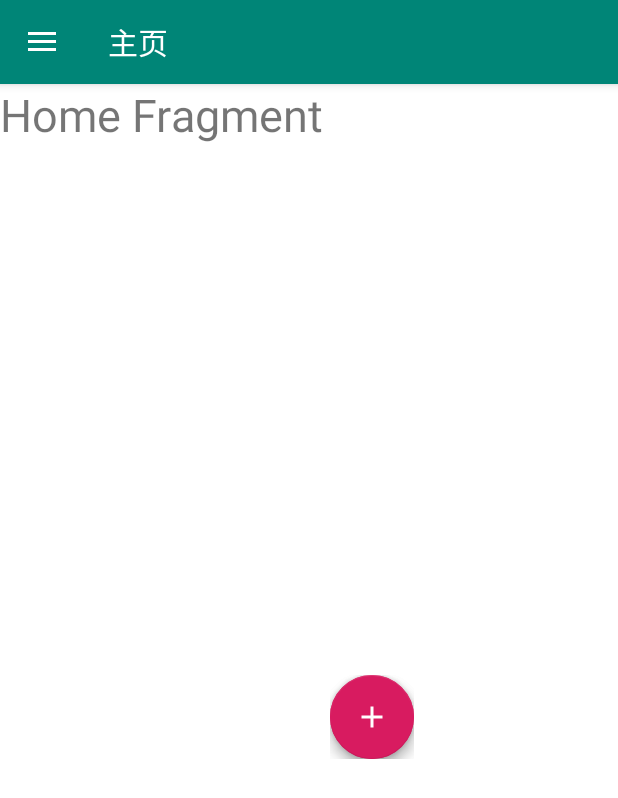
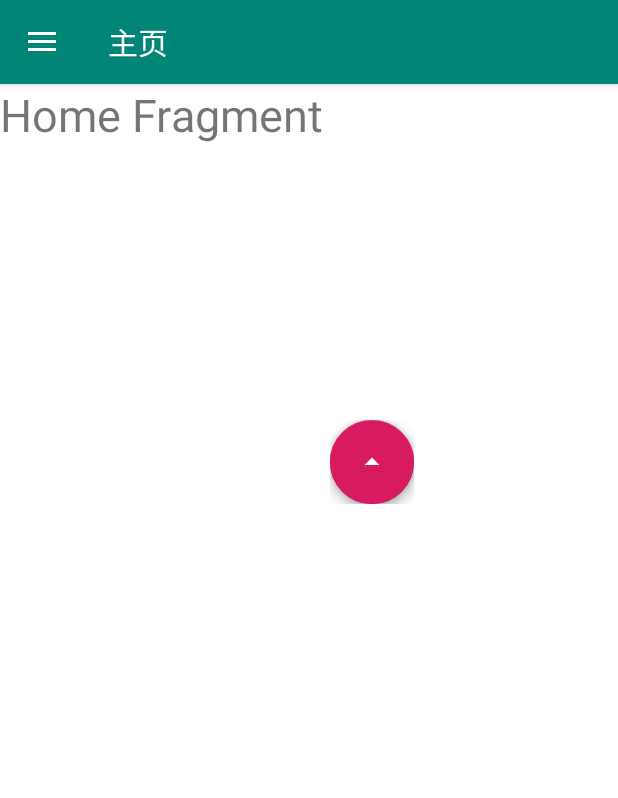
Before and after one commit to YTMartian/Graphic-and-Image, an Android app: the screen it shows after launch (MainActivity), on a phone screen of 412 x 824 dp. Shown: the top 798 px of the screen. Run offline under Robolectric (Android 15) with nearby library versions, the phone set to English and light mode, and no system bars; our stand-ins replace navigation-ui; libraries missing offline, so code that uses them is left out: com.github.clans.fab; plain views replace FloatingActionButton, FloatingActionMenu.

Commit message:
modify menu

```diff
--- a/app/src/main/res/drawable/ic_camera_play.xml
+++ b/app/src/main/res/drawable/ic_camera_play.xml
@@ -4,6 +4,6 @@
         android:viewportWidth="24.0"
         android:viewportHeight="24.0">
     <path
-        android:fillColor="#FF000000"
+        android:fillColor="#ffffffff"
         android:pathData="M10,16.5l6,-4.5 -6,-4.5v9zM12,2C6.48,2 2,6.48 2,12s4.48,10 10,10 10,-4.48 10,-10S17.52,2 12,2zM12,20c-4.41,0 -8,-3.59 -8,-8s3.59,-8 8,-8 8,3.59 8,8 -3.59,8 -8,8z"/>
 </vector>
--- /dev/null
+++ b/app/src/main/res/drawable/ic_camera_stop.xml
@@ -0,0 +1,5 @@
+<vector android:height="24dp" android:tint="#FFFFFF"
+    android:viewportHeight="24.0" android:viewportWidth="24.0"
+    android:width="24dp" xmlns:android="http://schemas.android.com/apk/res/android">
+    <path android:fillColor="#FF000000" android:pathData="M6,6h12v12H6z"/>
+</vector>
--- /dev/null
+++ b/app/src/main/res/drawable/ic_get_in.xml
@@ -0,0 +1,5 @@
+<vector android:height="24dp" android:tint="#FFFFFF"
+    android:viewportHeight="24.0" android:viewportWidth="24.0"
+    android:width="24dp" xmlns:android="http://schemas.android.com/apk/res/android">
+    <path android:fillColor="#FF000000" android:pathData="M7,14l5,-5 5,5z"/>
+</vector>
--- /dev/null
+++ b/app/src/main/res/drawable/ic_get_out.xml
@@ -0,0 +1,5 @@
+<vector android:height="24dp" android:tint="#FFFFFF"
+    android:viewportHeight="24.0" android:viewportWidth="24.0"
+    android:width="24dp" xmlns:android="http://schemas.android.com/apk/res/android">
+    <path android:fillColor="#FF000000" android:pathData="M7,10l5,5 5,-5z"/>
+</vector>
--- a/app/src/main/res/layout/app_bar_main.xml
+++ b/app/src/main/res/layout/app_bar_main.xml
@@ -29,8 +29,8 @@
             android:layout_alignParentRight="true"
             android:layout_alignParentBottom="true"
             android:layout_marginLeft="220dp"
+            android:layout_marginTop="280dp"
             android:layout_marginRight="0dp"
-            android:layout_marginTop="450dp"
             android:visibility="visible"
             app:menu_animationDelayPerItem="50"
             app:menu_backgroundColor="@android:color/transparent"
@@ -38,7 +38,7 @@
             app:menu_colorNormal="#DA4336"
             app:menu_colorPressed="#E75043"
             app:menu_colorRipple="#99FFFFFF"
-            app:menu_fab_label="操作"
+            app:menu_fab_label=""
             app:menu_fab_size="normal"
             app:menu_icon="@drawable/fab_add"
             app:menu_labels_colorNormal="#333333"
@@ -68,19 +68,23 @@
             app:menu_showShadow="true">
 
         <com.github.clans.fab.FloatingActionButton
-                android:id="@+id/menu_item_1"
+                android:id="@+id/open_camera"
                 android:layout_width="wrap_content"
                 android:layout_height="wrap_content"
-                android:src="@drawable/ic_add"
-                app:fab_label="进入"
-                app:fab_size="mini" />
+                android:src="@drawable/ic_camera_play"
+                app:fab_label="开始"
+                app:fab_size="normal"
+                android:onClick="clickOpenCamera"/>
+
         <com.github.clans.fab.FloatingActionButton
-                android:id="@+id/menu_item_2"
+                android:id="@+id/get_in"
                 android:layout_width="wrap_content"
                 android:layout_height="wrap_content"
-                android:src="@drawable/ic_add"
-                app:fab_label="离开"
-                app:fab_size="mini" />
+                android:src="@drawable/ic_get_in"
+                app:fab_label="进入"
+                app:fab_size="normal"
+                android:onClick="clickGetIn"/>
+
 
     </com.github.clans.fab.FloatingActionMenu>
 
--- a/app/src/main/res/layout/fragment_home.xml
+++ b/app/src/main/res/layout/fragment_home.xml
@@ -7,10 +7,13 @@
         android:background="@android:color/white">
 
     <TextView
+            android:id="@+id/textView2"
             android:layout_width="wrap_content"
             android:layout_height="wrap_content"
-            android:layout_marginTop="20dp"
             android:text="Home Fragment"
             android:textSize="30sp"
-            tools:ignore="MissingConstraints" />
+            tools:ignore="MissingConstraints"
+            tools:layout_editor_absoluteX="96dp"
+            tools:layout_editor_absoluteY="202dp" />
+
 </androidx.constraintlayout.widget.ConstraintLayout>
```
Also changed, not shown: app/src/main/java/com/example/carlicense/MainActivity.java (+34 -12 lines).
